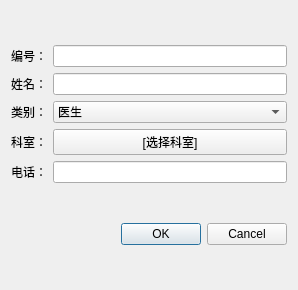
Qt form PhysioMgr/PsmDlgDoctor.ui (yuylong/PhysioMgr) before a commit.
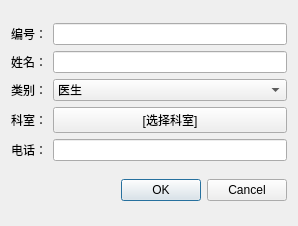
The same form after that commit.

Commit message: Add a dialog to show patient info.

```diff
--- a/PhysioMgr/PsmDlgDoctor.ui
+++ b/PhysioMgr/PsmDlgDoctor.ui
@@ -7,7 +7,7 @@
     <x>0</x>
     <y>0</y>
     <width>298</width>
-    <height>290</height>
+    <height>226</height>
    </rect>
   </property>
   <property name="windowTitle">
@@ -15,7 +15,7 @@
   </property>
   <layout class="QVBoxLayout" name="verticalLayout" stretch="1,0">
    <item>
-    <layout class="QGridLayout" name="gridLayout">
+    <layout class="QGridLayout" name="gridLayout" rowstretch="1,1,1,1,1" columnstretch="0,1" rowminimumheight="1,1,1,1,1" columnminimumwidth="0,1">
      <item row="2" column="0">
       <widget class="QLabel" name="label_3">
        <property name="text">
```
The commit also changes 4 other files.
